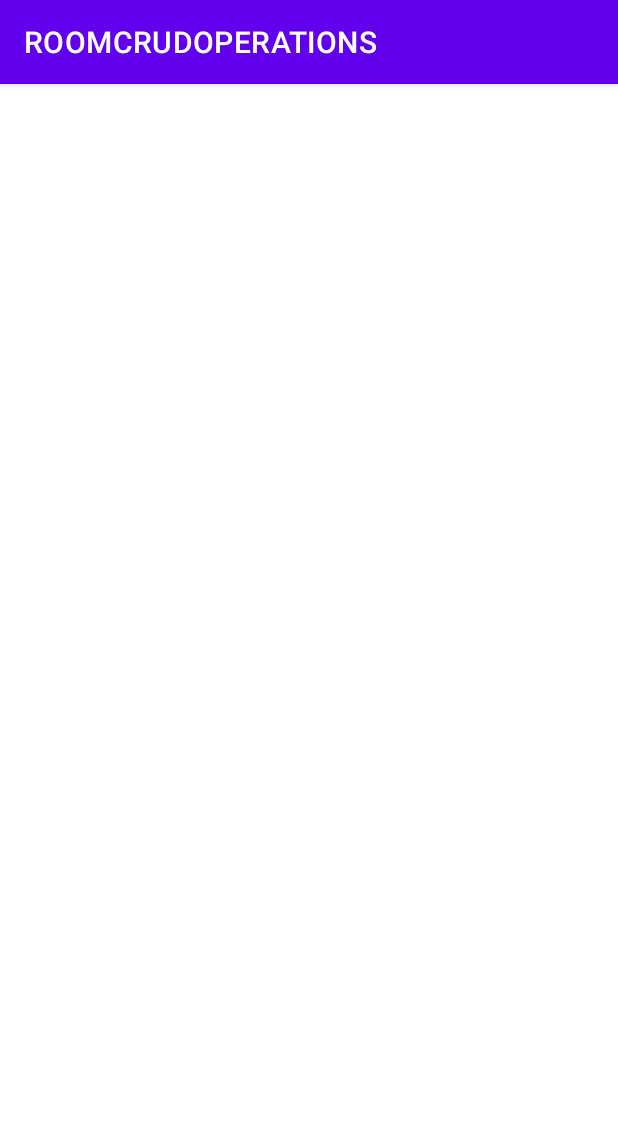
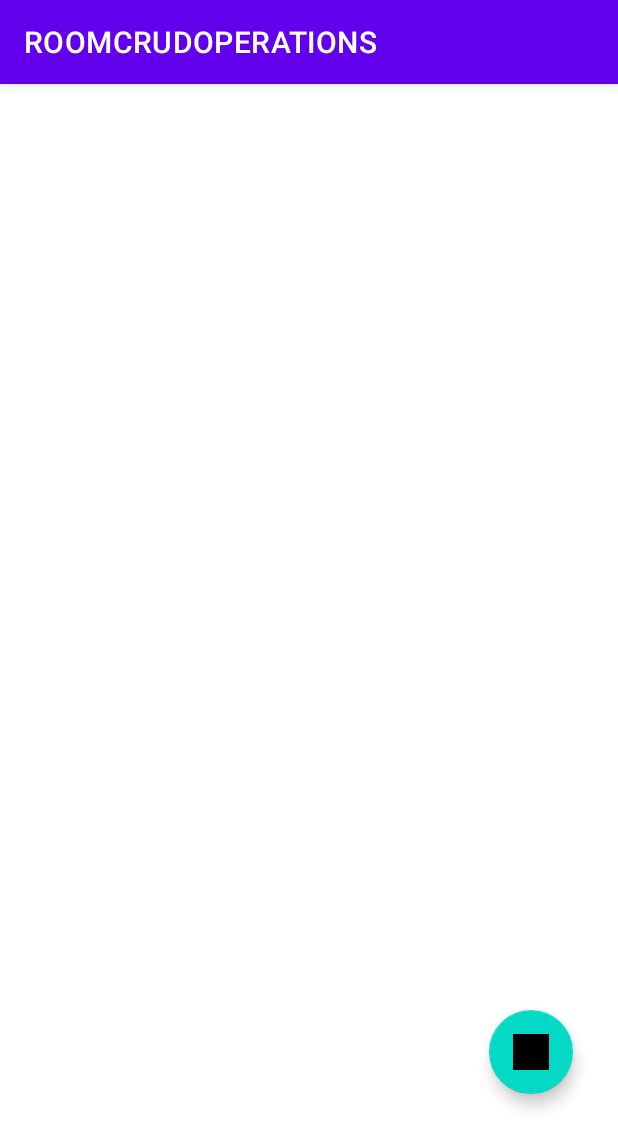
Before and after one commit to ozancanguz/ROOMCRUDOPERATIONS, an Android app: the screen it shows after launch (MainActivity), on a phone screen of 412 x 824 dp. Shown: the top 1148 px of the screen. Run offline under Robolectric (Android 15) with nearby library versions, the phone set to English and light mode, and no system bars.

Commit message:
-in add fragment we added informations to database -and navigate to the list fragment

```diff
--- a/app/src/main/java/com/ozancanguz/roomcrudoperations/data/User.kt
+++ b/app/src/main/java/com/ozancanguz/roomcrudoperations/data/User.kt
@@ -4,10 +4,10 @@ import androidx.room.Entity
 import androidx.room.PrimaryKey
 
 @Entity(tableName = "user_table")
-class User (
+class User(
     @PrimaryKey(autoGenerate = true)
     var id:Int,
     var firstName:String,
     var lastName:String,
-    var age:Int,
+    var age: String,
 )
--- a/app/src/main/java/com/ozancanguz/roomcrudoperations/ui/ListFragment.kt
+++ b/app/src/main/java/com/ozancanguz/roomcrudoperations/ui/ListFragment.kt
@@ -5,7 +5,11 @@ import androidx.fragment.app.Fragment
 import android.view.LayoutInflater
 import android.view.View
 import android.view.ViewGroup
+import androidx.lifecycle.ViewModelProvider
+import androidx.navigation.fragment.findNavController
 import com.ozancanguz.roomcrudoperations.R
+import com.ozancanguz.roomcrudoperations.data.UserViewModel
+import kotlinx.android.synthetic.main.fragment_list.*
 
 
 class ListFragment : Fragment() {
@@ -21,5 +25,16 @@ class ListFragment : Fragment() {
         return inflater.inflate(R.layout.fragment_list, container, false)
     }
 
+    override fun onViewCreated(view: View, savedInstanceState: Bundle?) {
+        super.onViewCreated(view, savedInstanceState)
+
+
+
+        floatingActionButton.setOnClickListener {
+            findNavController().navigate(R.id.action_listFragment_to_addFragment)
+        }
 
     }
+
+
+    }
--- a/app/src/main/res/layout/activity_main.xml
+++ b/app/src/main/res/layout/activity_main.xml
@@ -18,5 +18,6 @@
         app:layout_constraintEnd_toEndOf="parent"
         app:layout_constraintStart_toStartOf="parent"
         app:layout_constraintTop_toTopOf="parent"
-        app:navGraph="@navigation/my_nav" />
+        app:navGraph="@navigation/my_nav"
+        />
 </androidx.constraintlayout.widget.ConstraintLayout>
--- a/app/src/main/res/layout/fragment_add.xml
+++ b/app/src/main/res/layout/fragment_add.xml
@@ -14,7 +14,6 @@
         android:layout_marginTop="137dp"
         android:ems="10"
         android:inputType="textPersonName"
-        android:text="First Name"
         app:layout_constraintEnd_toEndOf="parent"
         app:layout_constraintStart_toStartOf="parent"
         app:layout_constraintTop_toTopOf="parent" />
@@ -26,7 +25,6 @@
         android:layout_marginTop="15dp"
         android:ems="10"
         android:inputType="textPersonName"
-        android:text="Last Name"
         app:layout_constraintEnd_toEndOf="parent"
         app:layout_constraintStart_toStartOf="parent"
         app:layout_constraintTop_toBottomOf="@+id/firstnametext" />
@@ -38,7 +36,6 @@
         android:layout_marginTop="24dp"
         android:ems="10"
         android:inputType="textPersonName"
-        android:text="age"
         app:layout_constraintEnd_toEndOf="parent"
         app:layout_constraintStart_toStartOf="parent"
         app:layout_constraintTop_toBottomOf="@+id/lastnameText" />
--- a/app/src/main/res/layout/fragment_list.xml
+++ b/app/src/main/res/layout/fragment_list.xml
@@ -4,7 +4,8 @@
     xmlns:tools="http://schemas.android.com/tools"
     android:layout_width="match_parent"
     android:layout_height="match_parent"
-    tools:context="ui.ListFragment">
+    tools:context="ui.ListFragment"
+    >
 
     <androidx.recyclerview.widget.RecyclerView
         android:id="@+id/recyclerView"
--- a/app/src/main/res/navigation/my_nav.xml
+++ b/app/src/main/res/navigation/my_nav.xml
@@ -7,7 +7,7 @@
 
     <fragment
         android:id="@+id/listFragment"
-        android:name="com.ozancanguz.roomcrudoperations.ListFragment"
+        android:name="com.ozancanguz.roomcrudoperations.ui.ListFragment"
         android:label="fragment_list"
         tools:layout="@layout/fragment_list" >
         <action
@@ -16,7 +16,7 @@
     </fragment>
     <fragment
         android:id="@+id/addFragment"
-        android:name="com.ozancanguz.roomcrudoperations.AddFragment"
+        android:name="com.ozancanguz.roomcrudoperations.ui.AddFragment"
         android:label="fragment_add"
         tools:layout="@layout/fragment_add" >
         <action
```
Also changed, not shown: app/src/main/java/com/ozancanguz/roomcrudoperations/ui/AddFragment.kt (+32 -1 lines).
